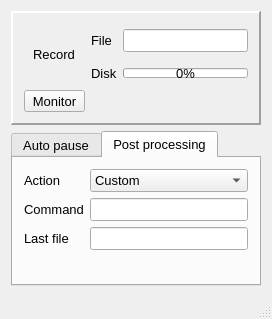
First picture: the form in mainwindow.ui, repository pvint/qjackstart, before the edit.
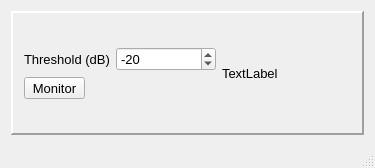
Second picture: the form after the edit. The open tabs and pages were chosen to show the change. Icons and pictures are not drawn. Custom widgets are drawn as their Qt base class.

What changed in the file:
```diff
--- a/mainwindow.ui
+++ b/mainwindow.ui
@@ -6,8 +6,8 @@
    <rect>
     <x>0</x>
     <y>0</y>
-    <width>268</width>
-    <height>269</height>
+    <width>375</width>
+    <height>168</height>
    </rect>
   </property>
   <property name="sizePolicy">
@@ -57,190 +57,21 @@
        <number>2</number>
       </property>
       <layout class="QGridLayout" name="gridLayout_2">
-       <item row="0" column="0" rowspan="2">
-        <widget class="QToolButton" name="recButton">
-         <property name="minimumSize">
-          <size>
-           <width>60</width>
-           <height>60</height>
-          </size>
-         </property>
-         <property name="text">
-          <string>Record</string>
-         </property>
-         <property name="icon">
-          <iconset resource="qjackstart.qrc">
-           <normaloff>:/qjackstart/record-green.png</normaloff>:/qjackstart/record-green.png</iconset>
-         </property>
-         <property name="iconSize">
-          <size>
-           <width>48</width>
-           <height>48</height>
-          </size>
-         </property>
-         <property name="checkable">
-          <bool>true</bool>
-         </property>
-         <property name="autoRaise">
-          <bool>true</bool>
-         </property>
-        </widget>
-       </item>
-       <item row="0" column="1">
-        <widget class="QLabel" name="recFileLabel">
-         <property name="sizePolicy">
-          <sizepolicy hsizetype="Minimum" vsizetype="Preferred">
-           <horstretch>0</horstretch>
-           <verstretch>0</verstretch>
-          </sizepolicy>
-         </property>
-         <property name="text">
-          <string>File</string>
-         </property>
-        </widget>
-       </item>
-       <item row="1" column="1">
-        <widget class="QLabel" name="recDiskLabel">
-         <property name="sizePolicy">
-          <sizepolicy hsizetype="Minimum" vsizetype="Preferred">
-           <horstretch>0</horstretch>
-           <verstretch>0</verstretch>
-          </sizepolicy>
-         </property>
-         <property name="text">
-          <string>Disk</string>
-         </property>
-        </widget>
-       </item>
-       <item row="1" column="2">
-        <widget class="QProgressBar" name="recDiskProgress">
-         <property name="sizePolicy">
-          <sizepolicy hsizetype="MinimumExpanding" vsizetype="Fixed">
-           <horstretch>0</horstretch>
-           <verstretch>0</verstretch>
-          </sizepolicy>
-         </property>
-         <property name="maximumSize">
-          <size>
-           <width>16777215</width>
-           <height>10</height>
-          </size>
-         </property>
-         <property name="value">
-          <number>0</number>
-         </property>
-         <property name="format">
-          <string>%p%</string>
-         </property>
-        </widget>
-       </item>
-       <item row="0" column="2">
-        <widget class="QLineEdit" name="recFileEdit">
-         <property name="enabled">
-          <bool>true</bool>
-         </property>
-         <property name="sizePolicy">
-          <sizepolicy hsizetype="MinimumExpanding" vsizetype="Fixed">
-           <horstretch>0</horstretch>
-           <verstretch>0</verstretch>
-          </sizepolicy>
-         </property>
-         <property name="readOnly">
-          <bool>true</bool>
-         </property>
-        </widget>
-       </item>
        <item row="2" column="0">
-        <widget class="QToolButton" name="toolButton">
-         <property name="text">
-          <string>Monitor</string>
-         </property>
-         <property name="checkable">
-          <bool>true</bool>
-         </property>
-        </widget>
-       </item>
-      </layout>
-     </widget>
-    </item>
-    <item row="1" column="0">
-     <widget class="QTabWidget" name="tabOptions">
-      <property name="sizePolicy">
-       <sizepolicy hsizetype="Expanding" vsizetype="Minimum">
-        <horstretch>0</horstretch>
-        <verstretch>0</verstretch>
-       </sizepolicy>
-      </property>
-      <property name="autoFillBackground">
-       <bool>false</bool>
-      </property>
-      <property name="currentIndex">
-       <number>0</number>
-      </property>
-      <widget class="QWidget" name="tabPause">
-       <attribute name="title">
-        <string>Auto pause</string>
-       </attribute>
-       <layout class="QGridLayout" name="gridLayout">
+        <layout class="QGridLayout" name="gridLayout_4">
         <item row="1" column="1">
-         <widget class="QDoubleSpinBox" name="pauseDelaySpin">
+          <widget class="QDoubleSpinBox" name="thresholdLevelSpin">
           <property name="sizePolicy">
            <sizepolicy hsizetype="MinimumExpanding" vsizetype="Fixed">
             <horstretch>0</horstretch>
             <verstretch>0</verstretch>
            </sizepolicy>
           </property>
-          <property name="decimals">
-           <number>0</number>
-          </property>
-          <property name="minimum">
-           <double>1.000000000000000</double>
-          </property>
-          <property name="maximum">
-           <double>5.000000000000000</double>
-          </property>
-          <property name="value">
-           <double>2.000000000000000</double>
-          </property>
-         </widget>
-        </item>
-        <item row="3" column="0">
-         <widget class="QLabel" name="pauseSplitLabel">
-          <property name="text">
-           <string>Split file mode</string>
-          </property>
-         </widget>
-        </item>
-        <item row="3" column="1">
-         <widget class="QCheckBox" name="pauseSplitCheck">
-          <property name="sizePolicy">
-           <sizepolicy hsizetype="MinimumExpanding" vsizetype="Fixed">
-            <horstretch>0</horstretch>
-            <verstretch>0</verstretch>
-           </sizepolicy>
-          </property>
-          <property name="text">
-           <string/>
-          </property>
-          <property name="tristate">
-           <bool>false</bool>
-          </property>
-         </widget>
-        </item>
-        <item row="0" column="0">
-         <widget class="QLabel" name="pauseLevelLabel">
-          <property name="text">
-           <string>Threshold (dB)</string>
-          </property>
-         </widget>
-        </item>
-        <item row="0" column="1">
-         <widget class="QDoubleSpinBox" name="pauseLevelSpin">
-          <property name="sizePolicy">
-           <sizepolicy hsizetype="MinimumExpanding" vsizetype="Fixed">
-            <horstretch>0</horstretch>
-            <verstretch>0</verstretch>
-           </sizepolicy>
+           <property name="maximumSize">
+            <size>
+             <width>100</width>
+             <height>16777215</height>
+            </size>
           </property>
           <property name="decimals">
            <number>0</number>
@@ -256,7 +87,24 @@
           </property>
          </widget>
         </item>
-        <item row="0" column="2" rowspan="4">
+         <item row="1" column="0">
+          <widget class="QLabel" name="pauseLevelLabel">
+           <property name="text">
+            <string>Threshold (dB)</string>
+           </property>
+          </widget>
+         </item>
+         <item row="2" column="0">
+          <widget class="QToolButton" name="monitorButton">
+           <property name="text">
+            <string>Monitor</string>
+           </property>
+           <property name="checkable">
+            <bool>true</bool>
+           </property>
+          </widget>
+         </item>
+         <item row="1" column="3" rowspan="2">
          <widget class="QJRMeter" name="vuMeter" native="true">
           <property name="sizePolicy">
            <sizepolicy hsizetype="Preferred" vsizetype="Preferred">
@@ -272,115 +120,22 @@
           </property>
          </widget>
         </item>
-        <item row="1" column="0">
-         <widget class="QLabel" name="pauseDelayLabel">
-          <property name="text">
-           <string>Activation delay (s)</string>
-          </property>
-         </widget>
-        </item>
-        <item row="4" column="2">
+         <item row="1" column="2" rowspan="2">
          <widget class="QLabel" name="dbLabel">
           <property name="minimumSize">
            <size>
-            <width>50</width>
+             <width>80</width>
             <height>0</height>
            </size>
           </property>
-          <property name="maximumSize">
-           <size>
-            <width>50</width>
-            <height>16777215</height>
-           </size>
-          </property>
-          <property name="layoutDirection">
-           <enum>Qt::RightToLeft</enum>
-          </property>
           <property name="text">
            <string>TextLabel</string>
           </property>
-          <property name="alignment">
-           <set>Qt::AlignRight|Qt::AlignTrailing|Qt::AlignVCenter</set>
-          </property>
          </widget>
         </item>
        </layout>
-      </widget>
-      <widget class="QWidget" name="tabPost">
-       <attribute name="title">
-        <string>Post processing</string>
-       </attribute>
-       <layout class="QFormLayout" name="formLayout_2">
-        <property name="fieldGrowthPolicy">
-         <enum>QFormLayout::AllNonFixedFieldsGrow</enum>
-        </property>
-        <item row="0" column="0">
-         <widget class="QLabel" name="postActionLabel">
-          <property name="text">
-           <string>Action</string>
-          </property>
-         </widget>
-        </item>
-        <item row="0" column="1">
-         <widget class="QComboBox" name="postActionCombo">
-          <property name="sizePolicy">
-           <sizepolicy hsizetype="MinimumExpanding" vsizetype="Fixed">
-            <horstretch>0</horstretch>
-            <verstretch>0</verstretch>
-           </sizepolicy>
-          </property>
-          <item>
-           <property name="text">
-            <string>Custom</string>
-           </property>
-          </item>
-         </widget>
-        </item>
-        <item row="1" column="0">
-         <widget class="QLabel" name="postCmdLabel">
-          <property name="text">
-           <string>Command</string>
-          </property>
-         </widget>
-        </item>
-        <item row="1" column="1">
-         <widget class="QLineEdit" name="postCmdEdit">
-          <property name="enabled">
-           <bool>true</bool>
-          </property>
-          <property name="sizePolicy">
-           <sizepolicy hsizetype="MinimumExpanding" vsizetype="Fixed">
-            <horstretch>0</horstretch>
-            <verstretch>0</verstretch>
-           </sizepolicy>
-          </property>
-         </widget>
-        </item>
-        <item row="2" column="0">
-         <widget class="QLabel" name="postLastLabel">
-          <property name="text">
-           <string>Last file</string>
-          </property>
-         </widget>
-        </item>
-        <item row="2" column="1">
-         <widget class="QLineEdit" name="postLastEdit">
-          <property name="enabled">
-           <bool>true</bool>
-          </property>
-          <property name="sizePolicy">
-           <sizepolicy hsizetype="MinimumExpanding" vsizetype="Fixed">
-            <horstretch>0</horstretch>
-            <verstretch>0</verstretch>
-           </sizepolicy>
-          </property>
-          <property name="readOnly">
-           <bool>true</bool>
-          </property>
-         </widget>
-        </item>
-       </layout>
-      </widget>
+       </item>
+      </layout>
      </widget>
     </item>
    </layout>
```
Left out of the diff: 10 changed lines with no effect on the pictures. Lines whose indentation alone changed are shown as unchanged.
